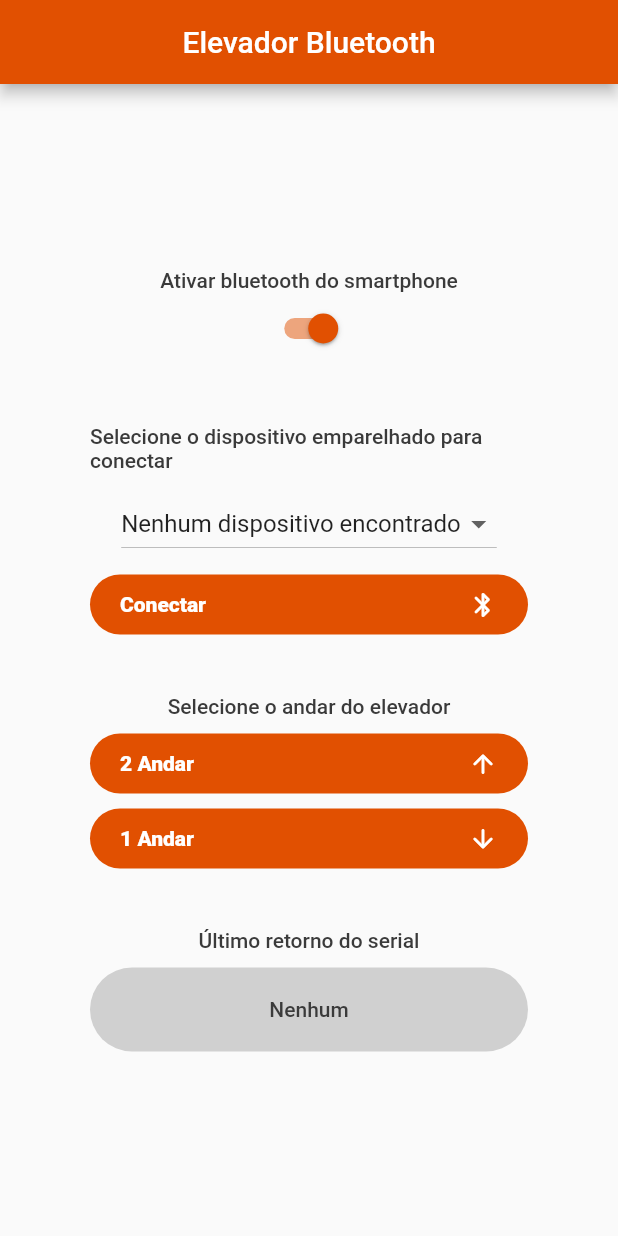
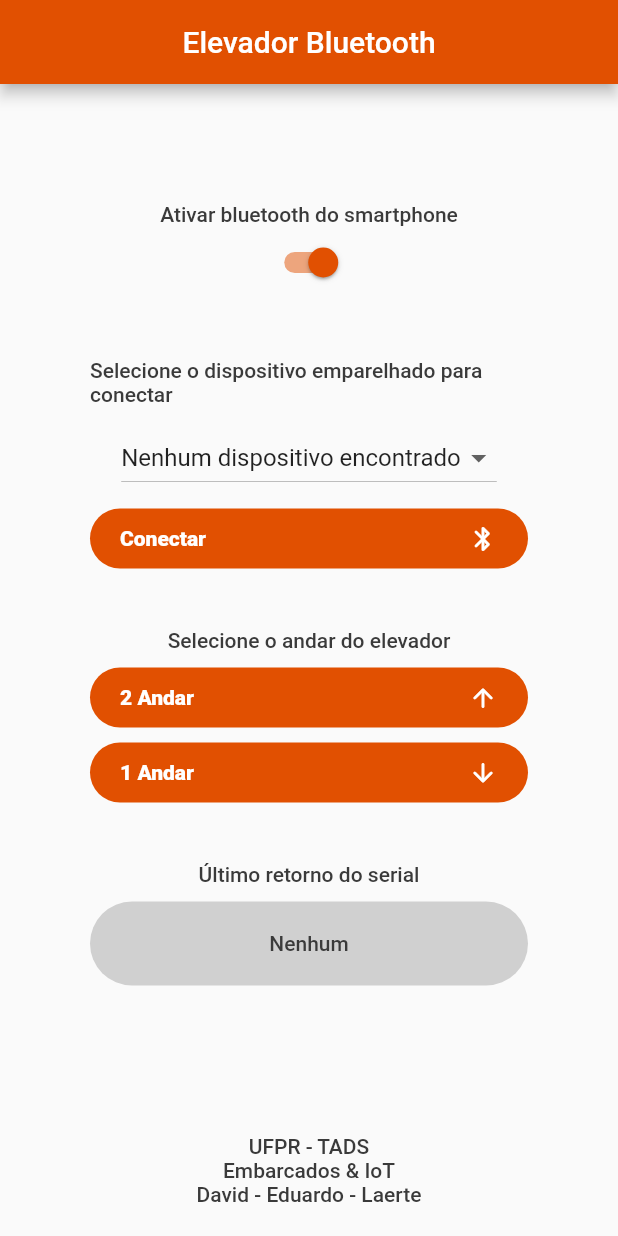
Before and after one commit to davidcbrl/iot-elevatorbt, a Flutter app: the screen it shows after launch, on a phone screen of 412 x 824 dp. Run offline on Flutter 3.47's test engine with Material 2 defaults, Android fonts, the phone set to English and light mode, and no system bars; our stand-ins replace flutter_bluetooth_serial.

Commit message:
First commit

```diff
--- a/lib/main.dart
+++ b/lib/main.dart
@@ -1,5 +1,3 @@
-import 'dart:convert';
-
 import 'package:flutter/material.dart';
 import 'package:flutter/services.dart';
 import 'package:flutter_bluetooth_serial/flutter_bluetooth_serial.dart';
@@ -102,6 +100,9 @@ class _HomePageState extends State<HomePage> {
       ),
       body: Padding(
         padding: const EdgeInsets.symmetric(vertical: 20, horizontal: 60),
+        child: Column(
+          children: [
+            Expanded(
               child: Column(
                 mainAxisAlignment: MainAxisAlignment.center,
                 children: [
@@ -272,6 +273,28 @@ class _HomePageState extends State<HomePage> {
                 ],
               ),
             ),
+            const SizedBox(
+              height: 40,
+            ),
+            Column(
+              children: [
+                Text(
+                  'UFPR - TADS',
+                  style: Theme.of(context).textTheme.bodyMedium,
+                ),
+                Text(
+                  'Embarcados & IoT',
+                  style: Theme.of(context).textTheme.bodyMedium,
+                ),
+                Text(
+                  'David - Eduardo - Laerte',
+                  style: Theme.of(context).textTheme.bodyMedium,
+                ),
+              ],
+            ),
+          ],
+        ),
+      ),
     );
   }
 
```
Also changed, not shown: 1 other file. Lines whose indentation alone changed are shown as unchanged.
